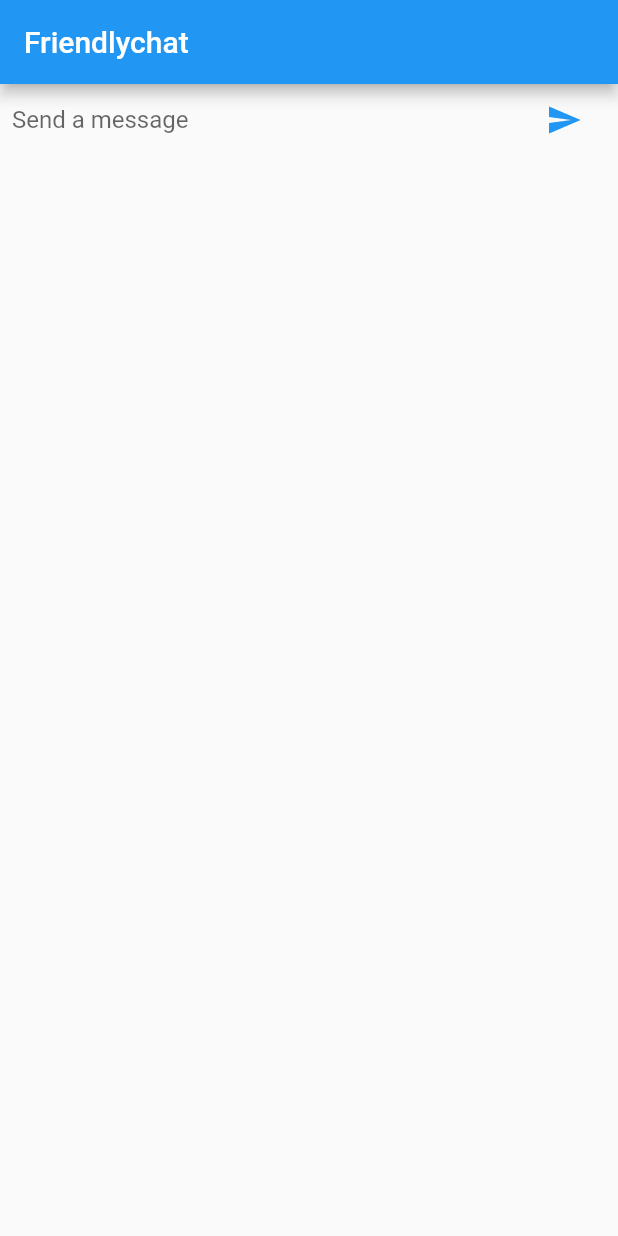
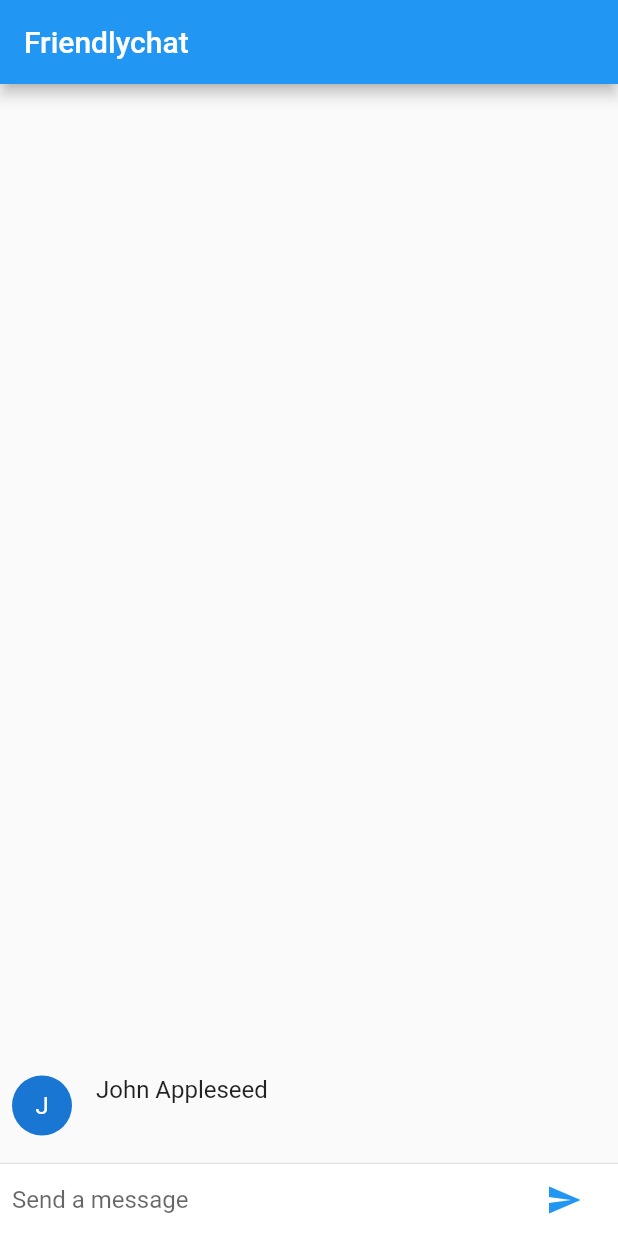
Before and after one commit to jorgesvega/beautiful_chat_ui, a Flutter app: the screen it shows after launch, after a tap on the "send" icon, on a phone screen of 412 x 824 dp. Run offline on Flutter 3.47's test engine with Material 2 defaults, Android fonts, the phone set to English and light mode, and no system bars.

Commit message:
Created chat List View interface

```diff
--- a/lib/main.dart
+++ b/lib/main.dart
@@ -1,4 +1,6 @@
 import 'package:flutter/material.dart';
+
+const String _name = "John Appleseed"; // Value hard-coded for educational purposes
 
 void main() {
   runApp(new FriendlychatApp());
@@ -24,14 +26,34 @@ class ChatScreenState extends State<ChatScreen> {
   // You'll use it for reading the contents of the input field, and for clearing the field after the text message is sent.
   final TextEditingController _textController = new TextEditingController();
 
+  //List member to represent each chat message. Each item is a ChatMessage instance. You need to initialize the message list ot an empty List.
+  final List<ChatMessage> _messages = <ChatMessage>[];
+
   @override
   Widget build(BuildContext context) {
     return new Scaffold(
       appBar: new AppBar(
         title: new Text("Friendlychat"),
       ),
-      body:
-          _buildTextComposer(), // Tells the app how to display the text input user control
+      body: new Column(
+        children: <Widget>[
+          new Flexible( // This tells the framework to let the list of messages expand to fill the Column height while TextField remains a fixed size.
+            child: new ListView.builder( //We choose the ListView.builder constructor because the default constructor doesn't automatically detect mutations of its children argument.
+              padding: new EdgeInsets.all(8.0), // For white space around the message list
+              reverse: true, // to make the ListView start from the bottom of the screen
+              itemBuilder: (_, int index) => _messages[index], //itemBuilder for a function that builds each widget in [index]. Since we don't need the current build context, we can ignore the first argument of IndexedWidgetBuilder (convention: _)
+              itemCount: _messages.length, // to specify the number of messages in the list
+            ),
+          ),
+          new Divider(height: 1.0), // To draw a horizontal rule between the UI for displaying messages and the text input field for composing messages.
+          new Container( // Container as a parent of the text composer. It's useful to define background images, padding, margins and another common layout details.
+            decoration: new BoxDecoration( // Use decoration to create a new BoxDecoration object that defines the background.
+              color: Theme.of(context).cardColor
+            ),
+            child: _buildTextComposer(), // Tells the app how to display the text input user control,
+          ),
+        ],
+      ),
     );
   }
 
@@ -85,5 +107,54 @@ class ChatScreenState extends State<ChatScreen> {
   // Prefixing an identifier with an _(underscore) makes it private to its class.
   void _handleSummited(String text) {
     _textController.clear(); // For now, just clear the field.
+    ChatMessage message = new ChatMessage(
+      text: text,
+    );
+    // You call setState() to modify _messages and let the framework kwno this part of the widget tree has changed and it needs to rebuild de UI.
+    // Only synchronous operations should be performed in setState(), because otherwise the framework could rebuild the widgets before the operation finishes.
+    /*
+    In general, it is possible to call setState() with an empty closure after some private data changed outside of this method call.
+    However, updating data inside setState()'s closure is preferred, so you don't forget to call it afterwards.
+    */
+    setState(() {
+      _messages.insert(0, message);
+    });
   }
 }
+
+class ChatMessage extends StatelessWidget {
+  ChatMessage({this.text}); // Constructor
+  final String text;
+
+  @override
+  Widget build(BuildContext context) {
+    return new Container(
+      margin: const EdgeInsets.symmetric(vertical: 10.0),
+      child: new Row(
+        // Using CrossAxisAlignment.start as the crossAxisAlignment argumento of the Row constructor to position the avatar and messages relative to their parent widget.
+        // For the avatar, the parent is Row iwdget whose main axis is horizontal, so CrossAxisAlignment.start gives it the highest position alogn the vertical axis.
+        crossAxisAlignment: CrossAxisAlignment.start,
+        children: <Widget>[
+          new Container(
+            margin: const EdgeInsets.only(right: 16.0),
+            child: new CircleAvatar(child: new Text(_name[0])),
+          ),
+          new Column(
+            // For messages, the parent is a Colum widget whose main axis is vertical, so CrossAxisAlignment.start aligns the text at the furthest left position along the horizontal axis.
+            crossAxisAlignment: CrossAxisAlignment.start,
+            // Align two Text widgets vertically to display the sender's name on top and the text of the message below.
+            children: <Widget>[
+              new Text(_name, style: Theme.of(context).textTheme.subhead), // Style sender's name and make it larger that the message text
+              // Theme.of(context) obtains an appropiate ThemeData object.
+              // If you havent's specified a theme for this app Theme.of(context) will retrieve the default Flutter theme.
+              new Container(
+                margin: const EdgeInsets.only(top: 5.0),
+                child: new Text(text),
+              ),
+            ],
+          ),
+        ],
+      ),
+    );
+  }
+}
```
